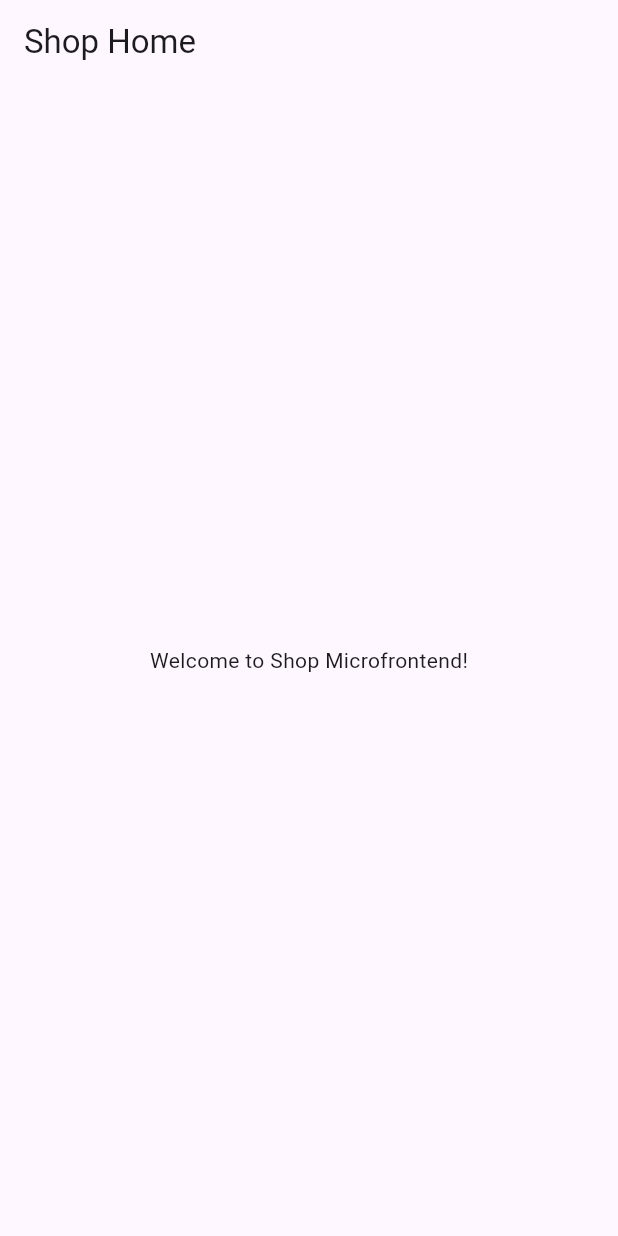
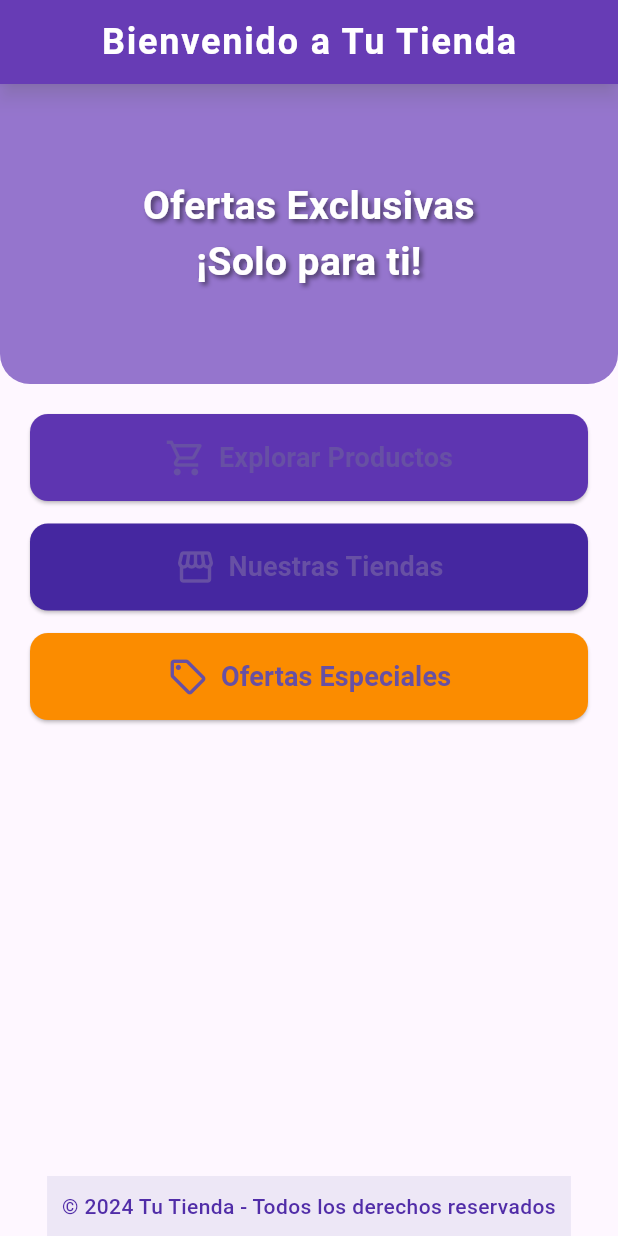
Before and after one commit to julianctsistemas/shop-microfrontend, a Flutter app: the screen it shows after launch, on a phone screen of 412 x 824 dp. Run offline on Flutter 3.47's test engine with Material 3 defaults, Android fonts, the phone set to English and light mode, and no system bars.

Commit message:
Shop Screen

```diff
--- a/lib/presentation/screens/shop_home.dart
+++ b/lib/presentation/screens/shop_home.dart
@@ -1,16 +1,138 @@
 import 'package:flutter/material.dart';
 
 class ShopHomeScreen extends StatelessWidget {
-  const ShopHomeScreen({Key? key}) : super(key: key);
+  const ShopHomeScreen({super.key});
 
   @override
   Widget build(BuildContext context) {
     return Scaffold(
+      // Barra de navegación elegante
       appBar: AppBar(
-        title: const Text('Shop Home'),
+        title: const Text(
+          'Bienvenido a Tu Tienda',
+          style: TextStyle(
+            fontSize: 24,
+            fontWeight: FontWeight.bold,
+            letterSpacing: 1.2,
+            color: Colors.white,  // Aseguramos que el texto sea visible
+          ),
+        ),
+        centerTitle: true,
+        backgroundColor: Colors.deepPurple,
+        elevation: 5,
+        shadowColor: Colors.deepPurple.shade200,
       ),
-      body: const Center(
-        child: Text('Welcome to Shop Microfrontend!'),
+      body: Column(
+        children: [
+          // Banner principal sin imagen
+          Container(
+            height: 200,
+            decoration: BoxDecoration(
+              color: Colors.deepPurple.shade300,  // Fondo con color armonioso
+              borderRadius: const BorderRadius.only(
+                bottomLeft: Radius.circular(20),
+                bottomRight: Radius.circular(20),
+              ),
+            ),
+            child: Center(
+              child: Text(
+                'Ofertas Exclusivas\n¡Solo para ti!',
+                style: TextStyle(
+                  fontSize: 26,
+                  fontWeight: FontWeight.bold,
+                  color: Colors.white,
+                  shadows: [
+                    Shadow(
+                      color: Colors.black.withOpacity(0.5),
+                      offset: const Offset(2, 2),
+                      blurRadius: 4,
+                    ),
+                  ],
+                ),
+                textAlign: TextAlign.center,  // Centrado de texto
+              ),
+            ),
+          ),
+          const SizedBox(height: 20),
+          // Botones principales
+          Expanded(
+            child: Padding(
+              padding: const EdgeInsets.symmetric(horizontal: 20),
+              child: Column(
+                crossAxisAlignment: CrossAxisAlignment.stretch,
+                children: [
+                  ElevatedButton.icon(
+                    style: ElevatedButton.styleFrom(
+                      padding: const EdgeInsets.symmetric(vertical: 15),
+                      backgroundColor: Colors.deepPurple.shade600,
+                      shape: RoundedRectangleBorder(
+                        borderRadius: BorderRadius.circular(12),
+                      ),
+                    ),
+                    icon: const Icon(Icons.shopping_cart_outlined, size: 28),
+                    label: const Text(
+                      'Explorar Productos',
+                      style: TextStyle(fontSize: 18, fontWeight: FontWeight.bold),
+                    ),
+                    onPressed: () {
+                      // Acción al presionar
+                    },
+                  ),
+                  const SizedBox(height: 15),
+                  ElevatedButton.icon(
+                    style: ElevatedButton.styleFrom(
+                      padding: const EdgeInsets.symmetric(vertical: 15),
+                      backgroundColor: Colors.deepPurple.shade800,
+                      shape: RoundedRectangleBorder(
+                        borderRadius: BorderRadius.circular(12),
+                      ),
+                    ),
+                    icon: const Icon(Icons.storefront_outlined, size: 28),
+                    label: const Text(
+                      'Nuestras Tiendas',
+                      style: TextStyle(fontSize: 18, fontWeight: FontWeight.bold),
+                    ),
+                    onPressed: () {
+                      // Acción al presionar
+                    },
+                  ),
+                  const SizedBox(height: 15),
+                  ElevatedButton.icon(
+                    style: ElevatedButton.styleFrom(
+                      padding: const EdgeInsets.symmetric(vertical: 15),
+                      backgroundColor: Colors.orange.shade600,
+                      shape: RoundedRectangleBorder(
+                        borderRadius: BorderRadius.circular(12),
+                      ),
+                    ),
+                    icon: const Icon(Icons.local_offer_outlined, size: 28),
+                    label: const Text(
+                      'Ofertas Especiales',
+                      style: TextStyle(fontSize: 18, fontWeight: FontWeight.bold),
+                    ),
+                    onPressed: () {
+                      // Acción al presionar
+                    },
+                  ),
+                ],
+              ),
+            ),
+          ),
+          // Pie de página
+          Container(
+            padding: const EdgeInsets.all(10),
+            color: Colors.deepPurple.shade50,
+            child: Text(
+              '© 2024 Tu Tienda - Todos los derechos reservados',
+              style: TextStyle(
+                color: Colors.deepPurple.shade700,
+                fontSize: 14,
+                fontWeight: FontWeight.w500,
+              ),
+              textAlign: TextAlign.center,
+            ),
+          ),
+        ],
       ),
     );
   }
```
